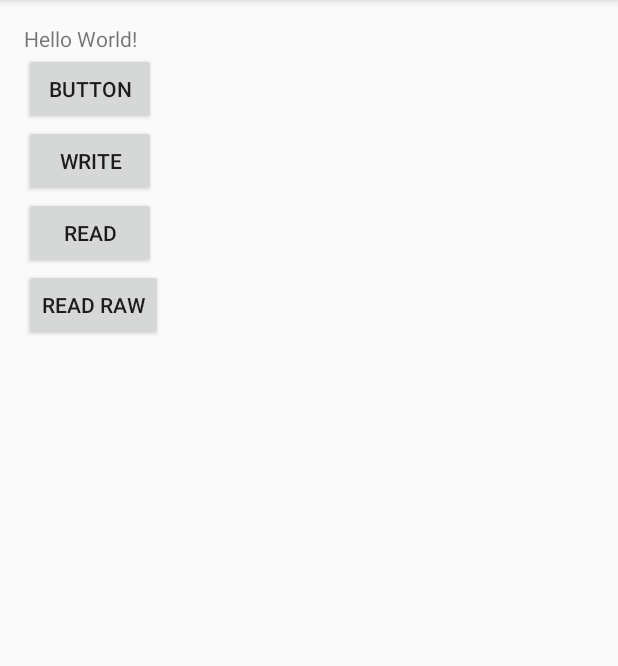
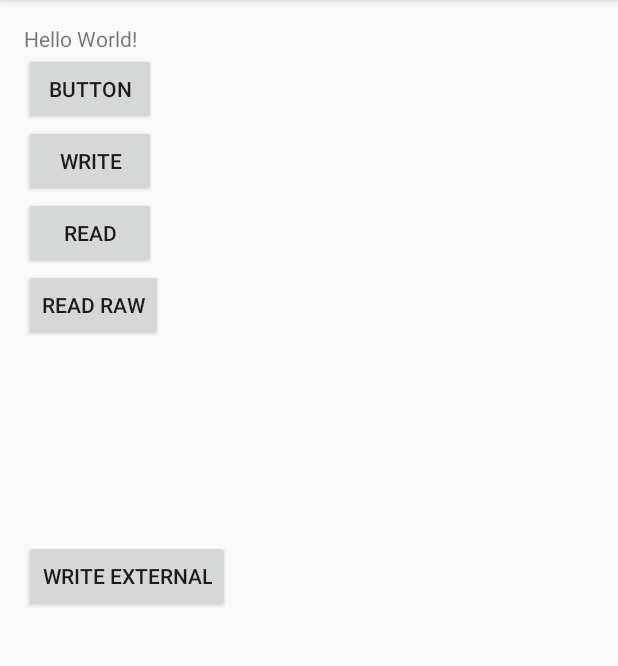
Before and after one commit to liq1862/20161202_test2, an Android app: the screen it shows after launch (MainActivity), on a phone screen of 412 x 824 dp, the part 84-750 px from its top. Run offline under Robolectric (Android 15) with nearby library versions, the phone set to English and light mode, and no system bars.

Commit message:
外部儲存

```diff
--- a/app/src/main/res/layout/activity_main.xml
+++ b/app/src/main/res/layout/activity_main.xml
@@ -47,4 +47,12 @@
         android:layout_below="@+id/button3"
         android:layout_alignParentStart="true"
         android:id="@+id/button4" />
+
+    <Button
+        android:text="Write External"
+        android:layout_width="wrap_content"
+        android:layout_height="wrap_content"
+        android:layout_centerVertical="true"
+        android:layout_alignParentStart="true"
+        android:id="@+id/button5" />
 </RelativeLayout>
```
Also changed, not shown: app/src/main/java/com/example/user/a20161202_test2/MainActivity.java (+27 -2 lines).
